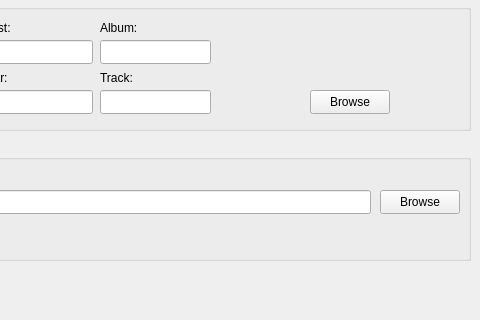
Before: the Qt Designer form mainwindow.ui in dylondark/RazorTag, drawn with Qt 5; both pictures show x 160 to 640 and y 160 to 480 of the 640 by 480 pixel window.
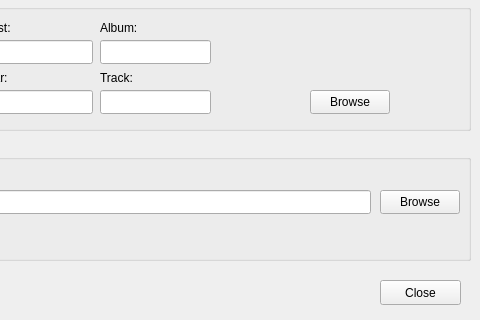
After: the same form once the commit is applied.

Commit message: Add a close button

The edit to the form file:
```diff
--- a/mainwindow.ui
+++ b/mainwindow.ui
@@ -345,6 +345,19 @@
      </property>
     </widget>
    </widget>
+   <widget class="QPushButton" name="closeButton">
+    <property name="geometry">
+     <rect>
+      <x>540</x>
+      <y>440</y>
+      <width>81</width>
+      <height>25</height>
+     </rect>
+    </property>
+    <property name="text">
+     <string>Close</string>
+    </property>
+   </widget>
   </widget>
  </widget>
  <resources/>
```
The commit also changes 2 other files.
